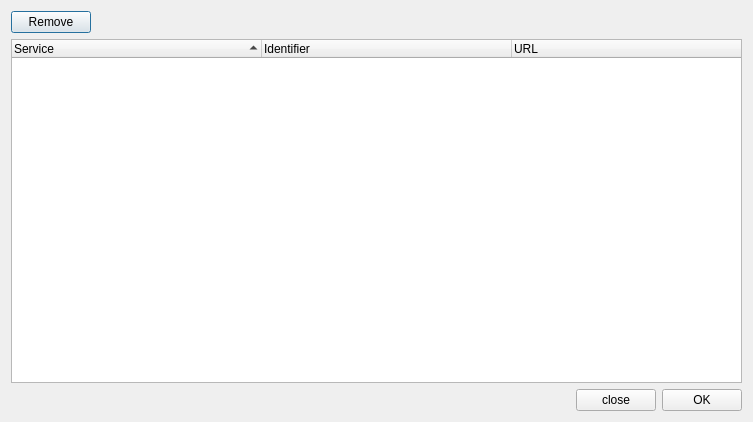
Old version of the form qgswpsbookmarks.ui in the repository sourcepole/qgis-wps-client.
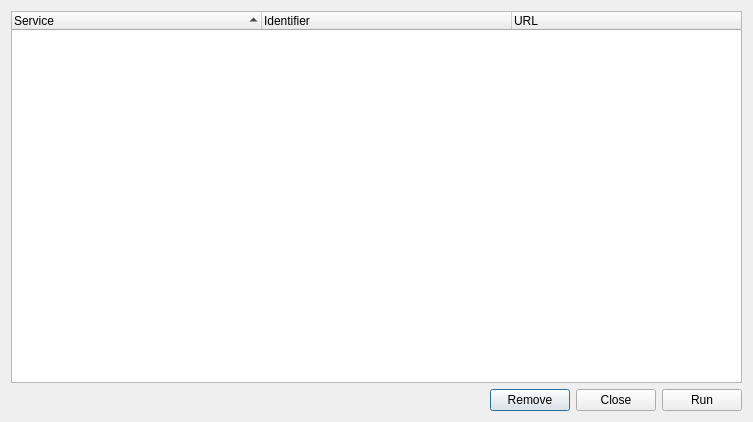
New version of the form.

Commit message: Buttons umgestellt

Patch:
```diff
--- a/qgswpsbookmarks.ui
+++ b/qgswpsbookmarks.ui
@@ -15,32 +15,7 @@
   </property>
   <layout class="QGridLayout" name="gridLayout">
    <item row="0" column="0">
-    <layout class="QHBoxLayout" name="horizontalLayout_2">
-     <item>
-      <layout class="QHBoxLayout" name="horizontalLayout">
-       <item>
-        <widget class="QPushButton" name="btnRemove">
-         <property name="text">
-          <string>Remove</string>
-         </property>
-        </widget>
-       </item>
-      </layout>
-     </item>
-     <item>
-      <spacer name="horizontalSpacer">
-       <property name="orientation">
-        <enum>Qt::Horizontal</enum>
-       </property>
-       <property name="sizeHint" stdset="0">
-        <size>
-         <width>40</width>
-         <height>20</height>
-        </size>
-       </property>
-      </spacer>
-     </item>
-    </layout>
+    <layout class="QHBoxLayout" name="horizontalLayout_2"/>
    </item>
    <item row="1" column="0">
     <widget class="QTreeWidget" name="treeWidget">
@@ -85,17 +60,24 @@
        </property>
       </spacer>
      </item>
+     <item>
+      <widget class="QPushButton" name="btnRemove">
+       <property name="text">
+        <string>Remove</string>
+       </property>
+      </widget>
+     </item>
      <item>
       <widget class="QPushButton" name="btnClose">
        <property name="text">
-        <string>close</string>
+        <string>Close</string>
        </property>
       </widget>
      </item>
      <item>
       <widget class="QPushButton" name="btnOK">
        <property name="text">
-        <string>OK</string>
+        <string>Run</string>
        </property>
       </widget>
      </item>
```
